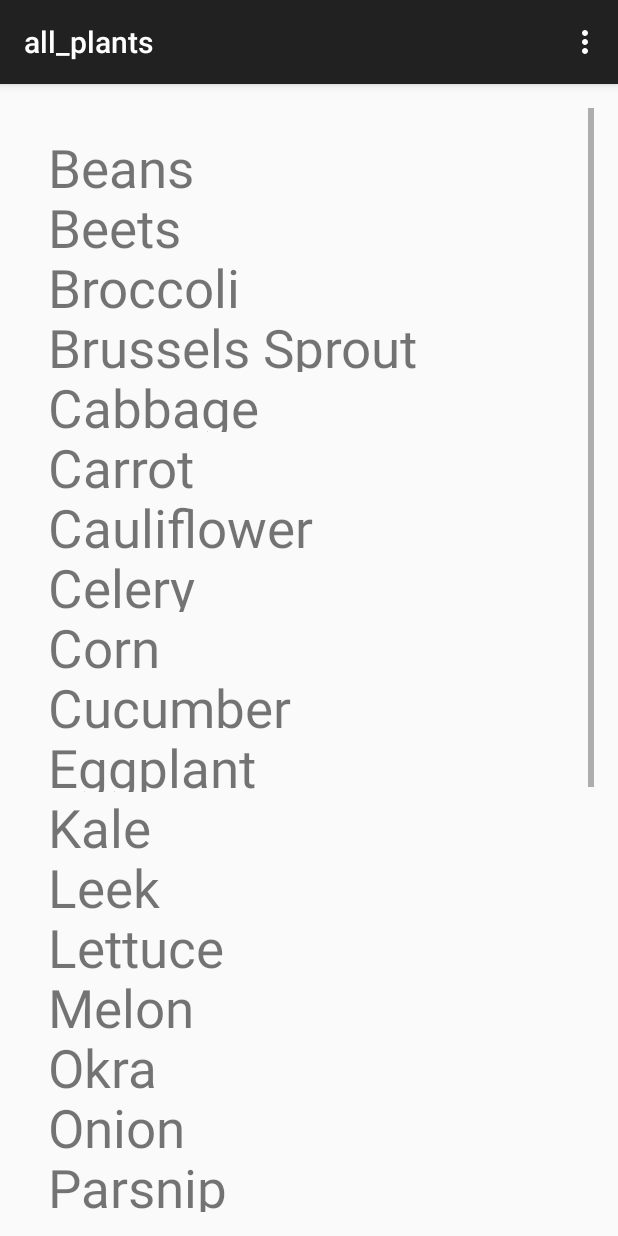
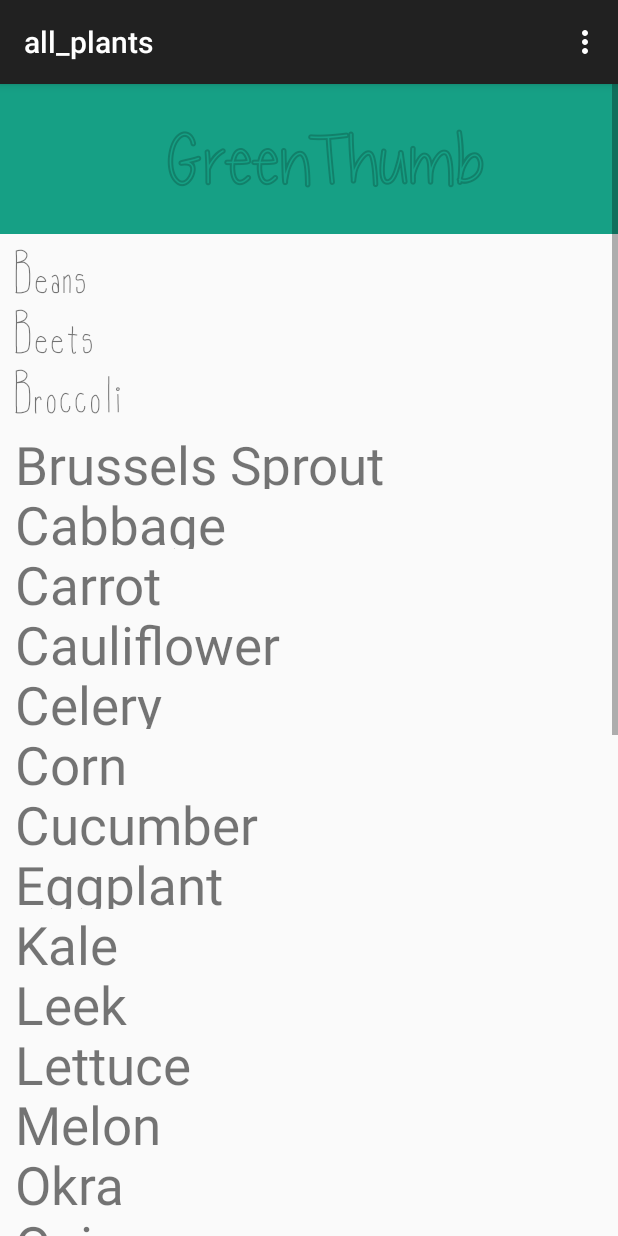
Before and after one commit to haihoang20/GreenThumb, an Android app: the AllPlants screen opened directly, with no data from a screen before it, on a phone screen of 412 x 824 dp. Run offline under Robolectric (Android 15) with nearby library versions, the phone set to English and light mode, and no system bars.

Commit message:
modified all_plants_activity to have top and bottom bars

```diff
--- a/app/src/main/java/beangames/greenthumb/AllPlants.java
+++ b/app/src/main/java/beangames/greenthumb/AllPlants.java
@@ -1,6 +1,7 @@
 package beangames.greenthumb;
 
 import android.content.Intent;
+import android.graphics.Typeface;
 import android.support.v7.app.ActionBarActivity;
 import android.os.Bundle;
 import android.view.Menu;
@@ -13,11 +14,24 @@ import android.widget.TextView;
 public class AllPlants extends ActionBarActivity {
     private String current;
     private TextView tv;
+    private TextView allPlantsText;
+    private TextView topBarText;
+    private TextView beans;
+    private TextView beets;
+    private TextView broccoli;
 
     @Override
     protected void onCreate(Bundle savedInstanceState) {
         super.onCreate(savedInstanceState);
         setContentView(R.layout.activity_all_plants);
+
+        allPlantsText= (TextView)findViewById(R.id.all_plants_bottom);
+        topBarText  = (TextView)findViewById(R.id.top_bar);
+        beans = (TextView)findViewById(R.id.beans);
+        beets = (TextView)findViewById(R.id.beets);
+        broccoli = (TextView)findViewById(R.id.broccoli);
+
+        setFonts();
     }
 
 
@@ -55,4 +69,18 @@ public class AllPlants extends ActionBarActivity {
         startActivity(intent);
 
     }
+
+    public void setFonts(){
+        String fontPath = "fonts/Chocolate.ttf";
+        String fontPath1  = "fonts/OlivesFont.ttf";
+
+        Typeface menu   = Typeface.createFromAsset(getAssets(),fontPath);
+        Typeface plantText = Typeface.createFromAsset(getAssets(),fontPath1);
+
+        allPlantsText.setTypeface(menu);
+        topBarText.setTypeface(menu);
+        beans.setTypeface(plantText);
+        beets.setTypeface(plantText);
+        broccoli.setTypeface(plantText);
+    }
 }
--- a/app/src/main/res/layout/activity_all_plants.xml
+++ b/app/src/main/res/layout/activity_all_plants.xml
@@ -2,23 +2,34 @@
     xmlns:tools="http://schemas.android.com/tools"
     android:layout_width="match_parent"
     android:layout_height="match_parent"
-    android:paddingLeft="@dimen/activity_horizontal_margin"
-    android:paddingRight="@dimen/activity_horizontal_margin"
-    android:paddingTop="@dimen/activity_vertical_margin"
-    android:paddingBottom="@dimen/activity_vertical_margin"
+
     tools:context="beangames.greenthumb.AllPlants"
     android:nestedScrollingEnabled="false">
+
+
 
     <RelativeLayout
     android:layout_width="match_parent"
     android:layout_height="match_parent"
-    android:paddingLeft="@dimen/activity_horizontal_margin"
-    android:paddingRight="@dimen/activity_horizontal_margin"
-    android:paddingTop="@dimen/activity_vertical_margin"
-    android:paddingBottom="@dimen/activity_vertical_margin">
+    >
+
+        <TextView
+            android:textStyle="bold"
+            android:id="@+id/top_bar"
+            android:background="#16a085"
+            android:text="GreenThumb"
+            android:textColor="#12806A"
+            android:textSize="65dp"
+            android:gravity="center"
+            android:layout_width="match_parent"
+            android:layout_height="100dp"
+            android:layout_marginBottom="10dp"
+            />
 
         <TextView
             android:id="@+id/beans"
+            android:paddingLeft="10dp"
+            android:layout_below="@id/top_bar"
             android:layout_width="match_parent"
             android:layout_height="40dp"
             android:text="Beans"
@@ -28,6 +39,7 @@
             android:onClick="plantNextPage" />
         <TextView
             android:id="@+id/beets"
+            android:paddingLeft="10dp"
             android:layout_width="match_parent"
             android:layout_height="40dp"
             android:text="Beets"
@@ -36,6 +48,7 @@
             android:onClick="plantNextPage" />
         <TextView
             android:id="@+id/broccoli"
+            android:paddingLeft="10dp"
             android:layout_width="match_parent"
             android:layout_height="40dp"
             android:text="Broccoli"
@@ -45,6 +58,7 @@
             android:onClick="plantNextPage" />
         <TextView
             android:id="@+id/brussels_sprout"
+            android:paddingLeft="10dp"
             android:layout_width="match_parent"
             android:layout_height="40dp"
             android:text="Brussels Sprout"
@@ -53,6 +67,7 @@
             android:onClick="plantNextPage" />
         <TextView
             android:id="@+id/cabbage"
+            android:paddingLeft="10dp"
             android:layout_width="match_parent"
             android:layout_height="40dp"
             android:text="Cabbage"
@@ -61,6 +76,7 @@
             android:onClick="plantNextPage" />
         <TextView
             android:id="@+id/carrot"
+            android:paddingLeft="10dp"
             android:layout_width="match_parent"
             android:layout_height="40dp"
             android:text="Carrot"
@@ -69,6 +85,7 @@
             android:onClick="plantNextPage" />
         <TextView
             android:id="@+id/cauliflower"
+            android:paddingLeft="10dp"
             android:layout_width="match_parent"
             android:layout_height="40dp"
             android:text="Cauliflower"
@@ -77,6 +94,7 @@
             android:onClick="plantNextPage" />
         <TextView
             android:id="@+id/celery"
+            android:paddingLeft="10dp"
             android:layout_width="match_parent"
             android:layout_height="40dp"
             android:text="Celery"
@@ -85,6 +103,7 @@
             android:onClick="plantNextPage" />
         <TextView
             android:id="@+id/corn"
+            android:paddingLeft="10dp"
             android:layout_width="match_parent"
             android:layout_height="40dp"
             android:text="Corn"
@@ -93,6 +112,7 @@
             android:onClick="plantNextPage" />
         <TextView
             android:id="@+id/cucumber"
+            android:paddingLeft="10dp"
             android:layout_width="match_parent"
             android:layout_height="40dp"
             android:text="Cucumber"
@@ -102,6 +122,7 @@
             android:nestedScrollingEnabled="false" />
         <TextView
             android:id="@+id/eggplant"
+            android:paddingLeft="10dp"
             android:layout_width="match_parent"
             android:layout_height="40dp"
             android:text="Eggplant"
@@ -110,6 +131,7 @@
             android:onClick="plantNextPage" />
         <TextView
             android:id="@+id/kale"
+            android:paddingLeft="10dp"
             android:layout_width="match_parent"
             android:layout_height="40dp"
             android:text="Kale"
@@ -118,6 +140,7 @@
             android:onClick="plantNextPage" />
         <TextView
             android:id="@+id/leek"
+            android:paddingLeft="10dp"
             android:layout_width="match_parent"
             android:layout_height="40dp"
             android:text="Leek"
@@ -126,6 +149,7 @@
             android:onClick="plantNextPage" />
         <TextView
             android:id="@+id/lettuce"
+            android:paddingLeft="10dp"
             android:layout_width="match_parent"
             android:layout_height="40dp"
             android:text="Lettuce"
@@ -134,6 +158,7 @@
             android:onClick="plantNextPage" />
         <TextView
             android:id="@+id/melon"
+            android:paddingLeft="10dp"
             android:layout_width="match_parent"
             android:layout_height="40dp"
             android:text="Melon"
@@ -142,6 +167,7 @@
             android:onClick="plantNextPage" />
         <TextView
             android:id="@+id/okra"
+            android:paddingLeft="10dp"
             android:layout_width="match_parent"
             android:layout_height="40dp"
             android:text="Okra"
@@ -150,6 +176,7 @@
             android:onClick="plantNextPage" />
         <TextView
             android:id="@+id/onion"
+            android:paddingLeft="10dp"
             android:layout_width="match_parent"
             android:layout_height="40dp"
             android:text="Onion"
@@ -158,6 +185,7 @@
             android:onClick="plantNextPage" />
         <TextView
             android:id="@+id/parsnip"
+            android:paddingLeft="10dp"
             android:layout_width="match_parent"
             android:layout_height="40dp"
             android:text="Parsnip"
@@ -166,6 +194,7 @@
             android:onClick="plantNextPage" />
         <TextView
             android:id="@+id/peas"
+            android:paddingLeft="10dp"
             android:layout_width="match_parent"
             android:layout_height="40dp"
             android:text="Peas"
@@ -176,6 +205,7 @@
             android:layout_alignParentEnd="true" />
         <TextView
             android:id="@+id/pepper"
+            android:paddingLeft="10dp"
             android:layout_width="match_parent"
             android:layout_height="40dp"
             android:text="Pepper"
@@ -184,6 +214,7 @@
             android:onClick="plantNextPage" />
         <TextView
             android:id="@+id/potato"
+            android:paddingLeft="10dp"
             android:layout_width="match_parent"
             android:layout_height="40dp"
             android:text="Potato"
@@ -192,6 +223,7 @@
             android:onClick="plantNextPage" />
         <TextView
             android:id="@+id/pumpkin"
+            android:paddingLeft="10dp"
             android:layout_width="match_parent"
             android:layout_height="40dp"
             android:text="Pumpkin"
@@ -200,6 +232,7 @@
             android:onClick="plantNextPage" />
         <TextView
             android:id="@+id/radish"
+            android:paddingLeft="10dp"
             android:layout_width="match_parent"
             android:layout_height="40dp"
             android:text="Radish"
@@ -208,6 +241,7 @@
             android:onClick="plantNextPage" />
         <TextView
             android:id="@+id/spinach"
+            android:paddingLeft="10dp"
             android:layout_width="match_parent"
             android:layout_height="40dp"
             android:text="Spinach"
@@ -216,6 +250,7 @@
             android:onClick="plantNextPage" />
         <TextView
             android:id="@+id/squash"
+            android:paddingLeft="10dp"
             android:layout_width="match_parent"
             android:layout_height="40dp"
             android:text="Squash"
@@ -224,6 +259,7 @@
             android:onClick="plantNextPage" />
         <TextView
             android:id="@+id/sweet_potato"
+            android:paddingLeft="10dp"
             android:layout_width="match_parent"
             android:layout_height="40dp"
             android:text="Sweet Potato"
@@ -232,6 +268,7 @@
             android:onClick="plantNextPage" />
         <TextView
             android:id="@+id/swiss_chard"
+            android:paddingLeft="10dp"
             android:layout_width="match_parent"
             android:layout_height="40dp"
             android:text="Swiss Chard"
@@ -240,6 +277,7 @@
             android:onClick="plantNextPage" />
         <TextView
             android:id="@+id/tomato"
+            android:paddingLeft="10dp"
             android:layout_width="match_parent"
             android:layout_height="40dp"
             android:text="Tomato"
@@ -248,6 +286,7 @@
             android:onClick="plantNextPage" />
         <TextView
             android:id="@+id/turnip"
+            android:paddingLeft="10dp"
             android:layout_width="match_parent"
             android:layout_height="40dp"
             android:text="Turnip"
@@ -256,6 +295,7 @@
             android:onClick="plantNextPage" />
         <TextView
             android:id="@+id/watermelon"
+            android:paddingLeft="10dp"
             android:layout_width="match_parent"
             android:layout_height="40dp"
             android:text="Watermelon"
@@ -263,6 +303,20 @@
             android:layout_below="@id/turnip"
             android:onClick="plantNextPage" />
 
+        <TextView
+            android:id="@+id/all_plants_bottom"
+            android:layout_below="@id/watermelon"
+            android:background="#5E4731"
+            android:layout_alignParentBottom="true"
+            android:layout_width="match_parent"
+            android:layout_height="40dp"
+            android:text="All Plants"
+            android:textSize="35dp"
+            android:textColor="#ecf0f1"
+            android:gravity="center"
+            android:textStyle="bold"
+            android:layout_marginTop="10dp"/>
+
 
     </RelativeLayout>
 </ScrollView>
--- a/app/src/main/res/layout/activity_main.xml
+++ b/app/src/main/res/layout/activity_main.xml
@@ -56,6 +56,7 @@
         android:layout_centerHorizontal="true"
         android:clickable="true"
         android:onClick="allPlantsNextPage" />
+
     <Button
         android:id="@+id/info"
         android:textStyle="italic"
```
